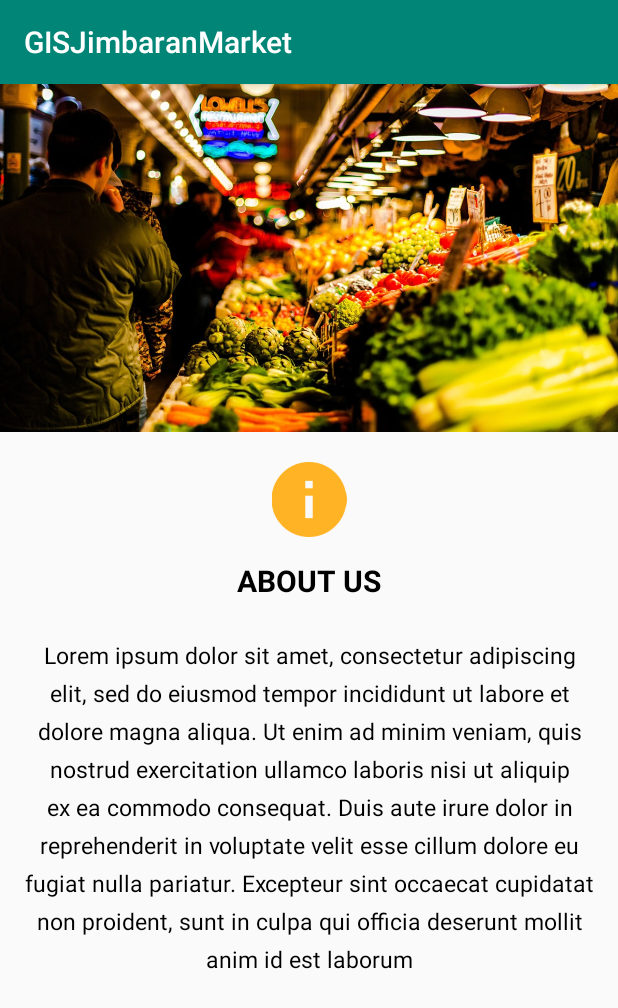
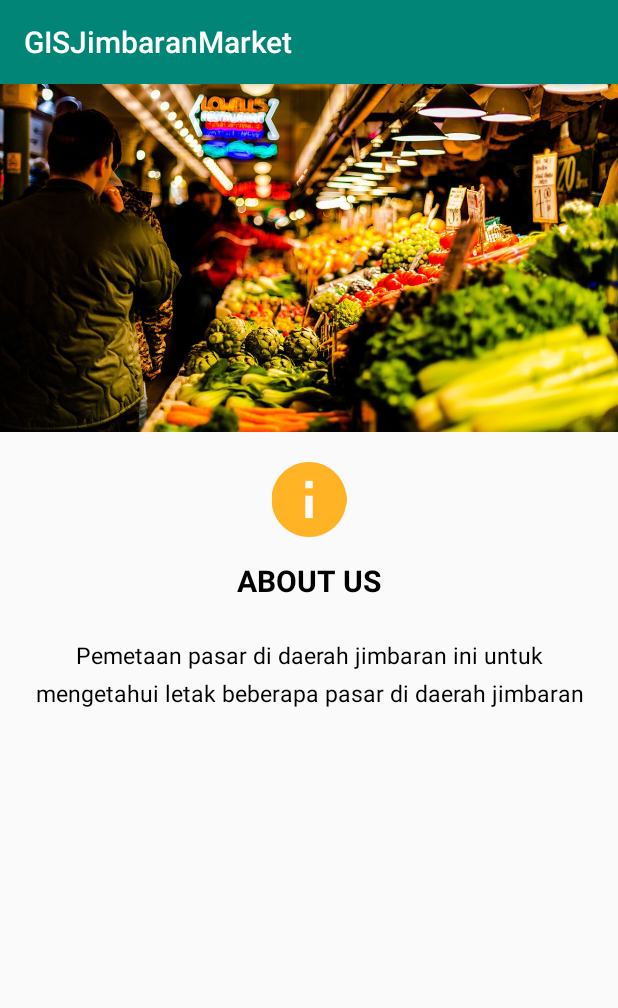
Before and after one commit to adeliadp/gisjimbaranmarket, an Android app: the AboutActivity screen opened directly, with no data from a screen before it, on a phone screen of 412 x 824 dp. Shown: the top 1008 px of the screen. Run offline under Robolectric (Android 15) with nearby library versions, the light colour scheme and no system bars; network calls fail.

Commit message:
edit contact and aboout layout

```diff
--- a/app/src/main/res/layout/activity_about.xml
+++ b/app/src/main/res/layout/activity_about.xml
@@ -41,7 +41,7 @@
         android:id="@+id/textcontact"
         android:layout_width="match_parent"
         android:layout_height="wrap_content"
-        android:text="Lorem ipsum dolor sit amet, consectetur adipiscing elit, sed do eiusmod tempor incididunt ut labore et dolore magna aliqua. Ut enim ad minim veniam, quis nostrud exercitation ullamco laboris nisi ut aliquip ex ea commodo consequat. Duis aute irure dolor in reprehenderit in voluptate velit esse cillum dolore eu fugiat nulla pariatur. Excepteur sint occaecat cupidatat non proident, sunt in culpa qui officia deserunt mollit anim id est laborum"
+        android:text="Pemetaan pasar di daerah jimbaran ini untuk mengetahui letak beberapa pasar di daerah jimbaran"
         android:textAlignment="center"
         android:lineHeight="25dp"
         android:textSize="15dp"
--- a/app/src/main/res/layout/activity_contact.xml
+++ b/app/src/main/res/layout/activity_contact.xml
@@ -77,7 +77,7 @@
             android:cursorVisible="true"
             android:textColorLink="@color/colorPrimary"
             android:onClick="openMailContact"
-            android:text="jimbaranmarket@gmail.com"
+            android:text="jimbaranmarket@gmail.com / adeliadensyana@gmail.com"
             />
 
     </LinearLayout>
```
